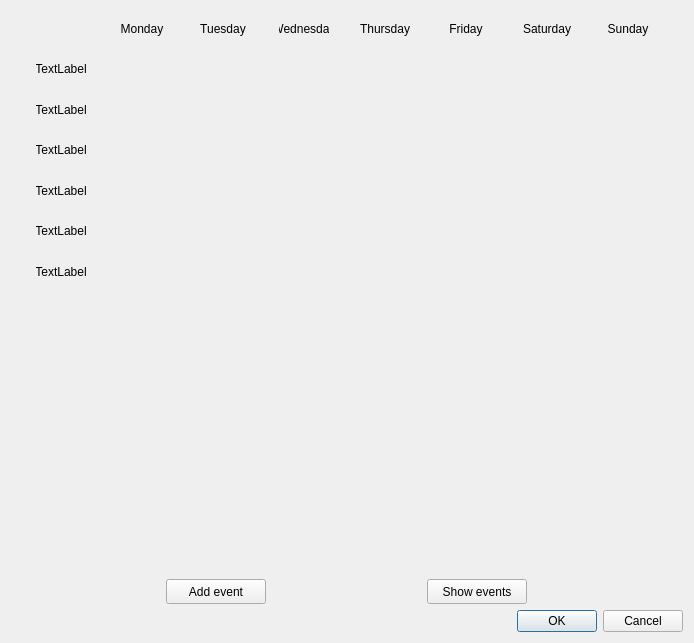
Tauski/IdealPDA_Windows, file calendardialog.ui: the form before one commit.
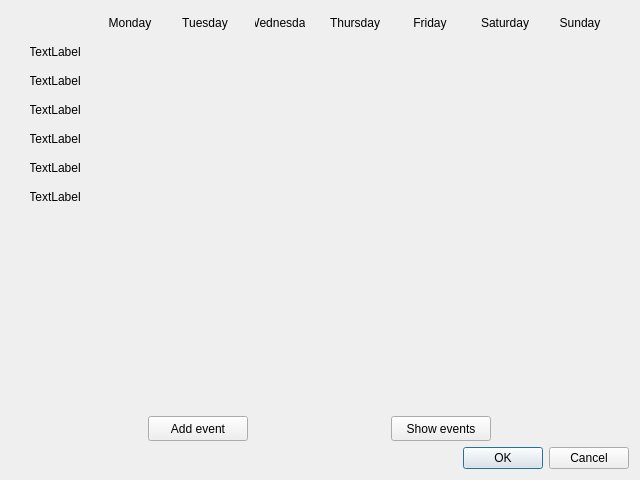
The form after the commit.

Patch:
```diff
--- a/calendardialog.ui
+++ b/calendardialog.ui
@@ -6,10 +6,22 @@
    <rect>
     <x>0</x>
     <y>0</y>
-    <width>694</width>
-    <height>643</height>
+    <width>640</width>
+    <height>480</height>
    </rect>
   </property>
+  <property name="minimumSize">
+   <size>
+    <width>640</width>
+    <height>480</height>
+   </size>
+  </property>
+  <property name="maximumSize">
+   <size>
+    <width>1920</width>
+    <height>1080</height>
+   </size>
+  </property>
   <property name="windowTitle">
    <string>Dialog</string>
   </property>
```
